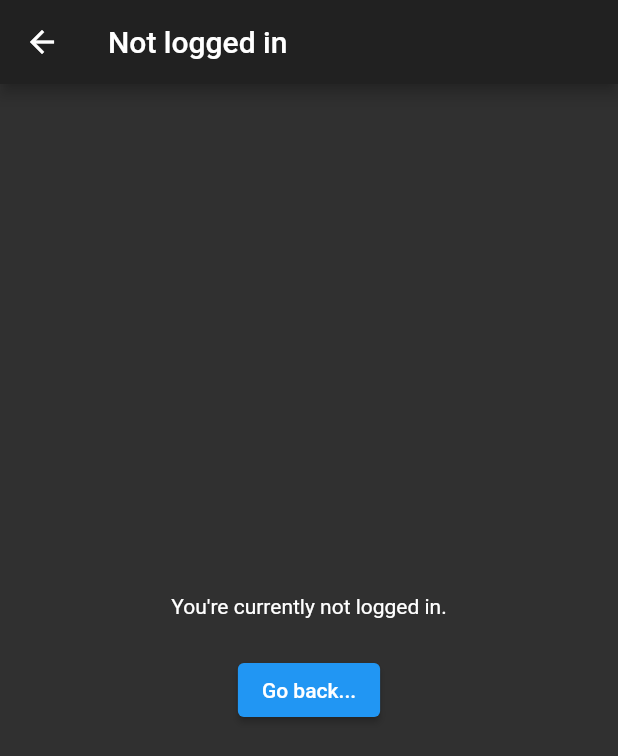
After one commit to LorenzSchueler/sport-log, a Flutter app: the ProtectedRoute screen opened by its route, on a phone screen of 412 x 824 dp. The commit adds this screen. Shown: the top 756 px of the screen. Run offline on Flutter 3.47's test engine with Material 2 defaults, Android fonts, the phone set to English and light mode, and no system bars; our stand-ins replace bloc, equatable, flutter_bloc; accounts and stored records are empty.

Commit message:
create protected route widget

```diff
--- a/sport-log-client/frontend/lib/app.dart
+++ b/sport-log-client/frontend/lib/app.dart
@@ -1,5 +1,8 @@
 
 import 'package:flutter/material.dart';
+import 'package:flutter_bloc/flutter_bloc.dart';
+import 'package:sport_log/authentication/authentication_bloc.dart';
+import 'package:sport_log/authentication/protected_route.dart';
 import 'package:sport_log/home/home_page.dart';
 import 'package:sport_log/landing/landing_page.dart';
 
@@ -22,7 +25,7 @@ class AppState extends State<App> {
         Routes.landing: (_) => const LandingPage(),
         Routes.login: (_) => const LoginPage(),
         Routes.registration: (_) => const RegistrationPage(),
-        Routes.home: (_) => const HomePage(),
+        Routes.home: (_) => ProtectedRoute(builder: (_) => const HomePage()),
       },
       initialRoute: Routes.landing,
       debugShowCheckedModeBanner: false,
--- /dev/null
+++ b/sport-log-client/frontend/lib/authentication/protected_route.dart
@@ -0,0 +1,46 @@
+
+import 'package:flutter/material.dart';
+import 'package:flutter_bloc/flutter_bloc.dart';
+import 'package:sport_log/authentication/authentication_bloc.dart';
+import 'package:sport_log/routes.dart';
+
+class ProtectedRoute extends StatelessWidget {
+  const ProtectedRoute({
+    Key? key,
+    required this.builder,
+  }) : super(key: key);
+
+  final Widget Function(BuildContext) builder;
+
+  @override
+  Widget build(BuildContext context) {
+    if (BlocProvider.of<AuthenticationBloc>(context).state == UnauthenticatedAuthenticationState()) {
+      return Scaffold(
+        appBar: AppBar(
+          title: const Text("Not logged in"),
+        ),
+        body: Align(
+          alignment: Alignment.center,
+          child: Column(
+              mainAxisAlignment: MainAxisAlignment.center,
+              crossAxisAlignment: CrossAxisAlignment.center,
+              children: [
+                const Text("You're currently not logged in.") ,
+                const Padding(
+                  padding: EdgeInsets.all(12),
+                ),
+                ElevatedButton(
+                  onPressed: () {
+                    Navigator.pushNamedAndRemoveUntil(
+                        context, Routes.landing, (route) => false);
+                  },
+                  child: const Text("Go back..."),
+                ),
+              ]
+          ),
+        )
+      );
+    }
+    return builder(context);
+  }
+}
```
Also changed, not shown: 1 other file.
